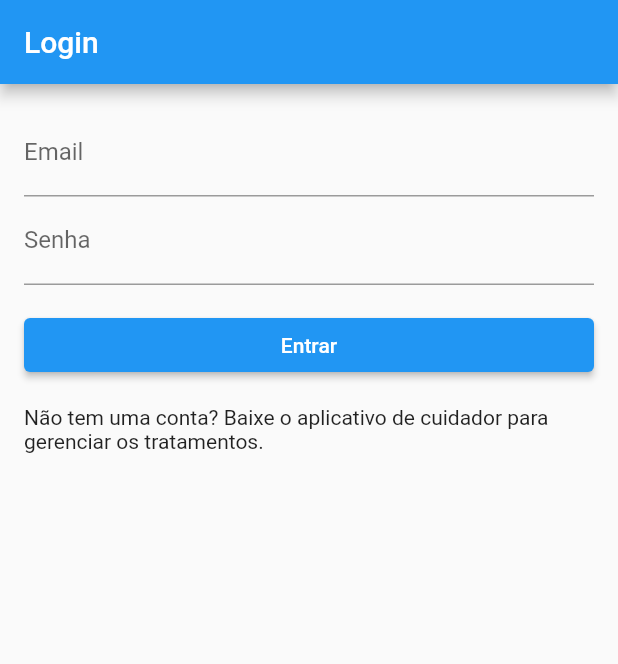
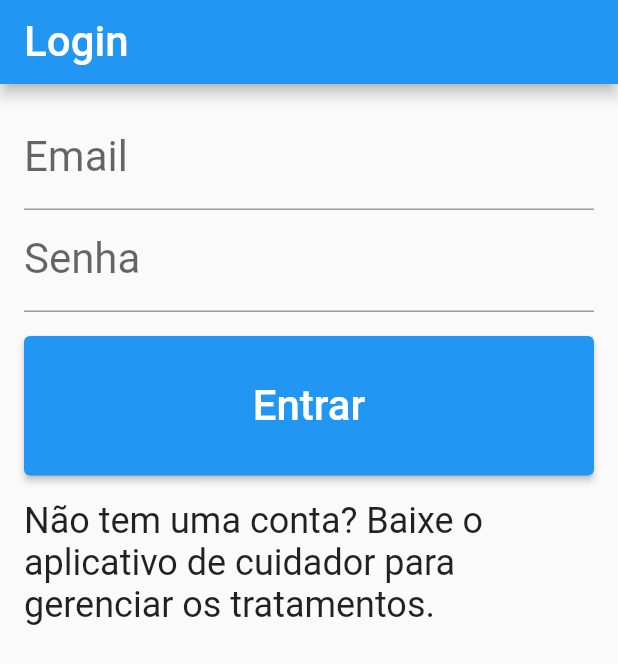
Before and after one commit to brunocmpr/app3idade_patient, a Flutter app: the screen it shows after launch, on a phone screen of 412 x 824 dp. Shown: the top 664 px of the screen. Run offline on Flutter 3.47's test engine with Material 2 defaults, Android fonts, the phone set to English and light mode, and no system bars; our stand-ins replace audioplayers, flutter_html, flutter_secure_storage, shared_preferences.

Commit message:
Increase font size and image thumbnail size

```diff
--- a/lib/views/login_page.dart
+++ b/lib/views/login_page.dart
@@ -31,7 +31,7 @@ class _LoginPageState extends State<LoginPage> {
   Widget build(BuildContext context) {
     return Scaffold(
       appBar: AppBar(
-        title: const Text('Login'),
+        title: const Text('Login', style: TextStyle(fontSize: 28)),
       ),
       body: Form(
         key: _formKey,
@@ -42,7 +42,7 @@ class _LoginPageState extends State<LoginPage> {
             children: <Widget>[
               TextFormField(
                 controller: _emailController,
-                decoration: const InputDecoration(labelText: 'Email'),
+                decoration: const InputDecoration(labelText: 'Email', labelStyle: TextStyle(fontSize: 28)),
                 validator: (value) {
                   if (value!.isEmpty) {
                     return 'Preencha o email';
@@ -52,7 +52,7 @@ class _LoginPageState extends State<LoginPage> {
               ),
               TextFormField(
                 controller: _passwordController,
-                decoration: const InputDecoration(labelText: 'Senha'),
+                decoration: const InputDecoration(labelText: 'Senha', labelStyle: TextStyle(fontSize: 28)),
                 obscureText: true,
                 validator: (value) {
                   if (value!.isEmpty) {
@@ -64,10 +64,14 @@ class _LoginPageState extends State<LoginPage> {
               const SizedBox(height: 16),
               ElevatedButton(
                 onPressed: _isLoading ? null : () => _submit(context),
-                child: const Text('Entrar'),
+                child: const Padding(
+                  padding: EdgeInsets.all(30.0),
+                  child: Text('Entrar', style: TextStyle(fontSize: 28)),
+                ),
               ),
               const SizedBox(height: 16),
-              const Text('Não tem uma conta? Baixe o aplicativo de cuidador para gerenciar os tratamentos.'),
+              const Text('Não tem uma conta? Baixe o aplicativo de cuidador para gerenciar os tratamentos.',
+                  style: TextStyle(fontSize: 24)),
             ],
           ),
         ),
```
Also changed, not shown: lib/widgets/dose_display.dart (+7 -3 lines).
